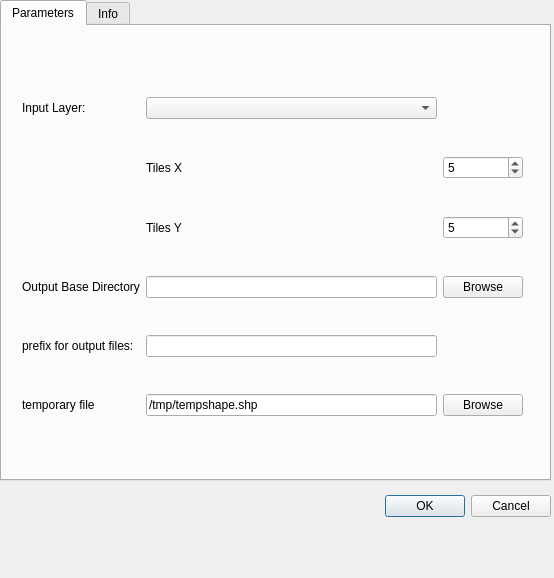
First picture: the form in gridSplitter_dialog_base.ui, repository Sereza7/gridsplitter, before the edit.
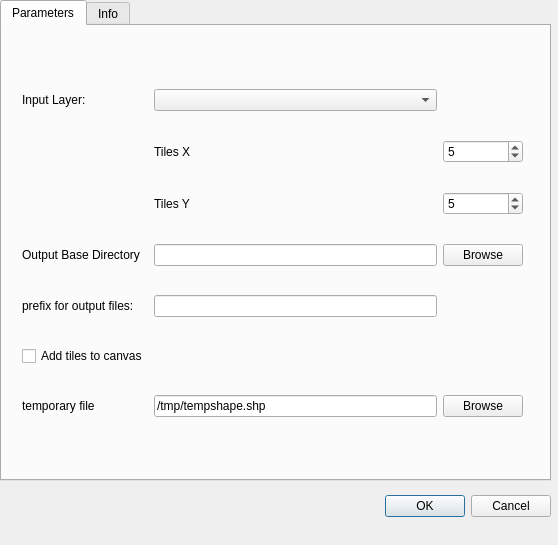
Second picture: the form after the edit. Custom widgets are drawn as their Qt base class.

```diff
--- a/gridSplitter_dialog_base.ui
+++ b/gridSplitter_dialog_base.ui
@@ -6,8 +6,8 @@
    <rect>
     <x>0</x>
     <y>0</y>
-    <width>554</width>
-    <height>578</height>
+    <width>558</width>
+    <height>545</height>
    </rect>
   </property>
   <property name="windowTitle">
@@ -104,7 +104,7 @@
         </property>
        </widget>
       </item>
-      <item row="7" column="0">
+      <item row="8" column="0">
        <widget class="QLabel" name="label_7">
         <property name="locale">
          <locale language="English" country="UnitedStates"/>
@@ -124,7 +124,7 @@
         </property>
        </widget>
       </item>
-      <item row="7" column="3">
+      <item row="8" column="3">
        <widget class="QPushButton" name="cmdBrowsetmp">
         <property name="locale">
          <locale language="English" country="UnitedStates"/>
@@ -137,7 +137,7 @@
       <item row="5" column="1">
        <widget class="QLineEdit" name="OuptDir"/>
       </item>
-      <item row="7" column="1">
+      <item row="8" column="1">
        <widget class="QLineEdit" name="tempFile">
         <property name="text">
          <string>/tmp/tempshape.shp</string>
@@ -181,6 +181,13 @@
         </property>
        </widget>
       </item>
+      <item row="7" column="0">
+       <widget class="QCheckBox" name="addTiles">
+        <property name="text">
+         <string>Add tiles to canvas</string>
+        </property>
+       </widget>
+      </item>
      </layout>
     </widget>
    </widget>
```
